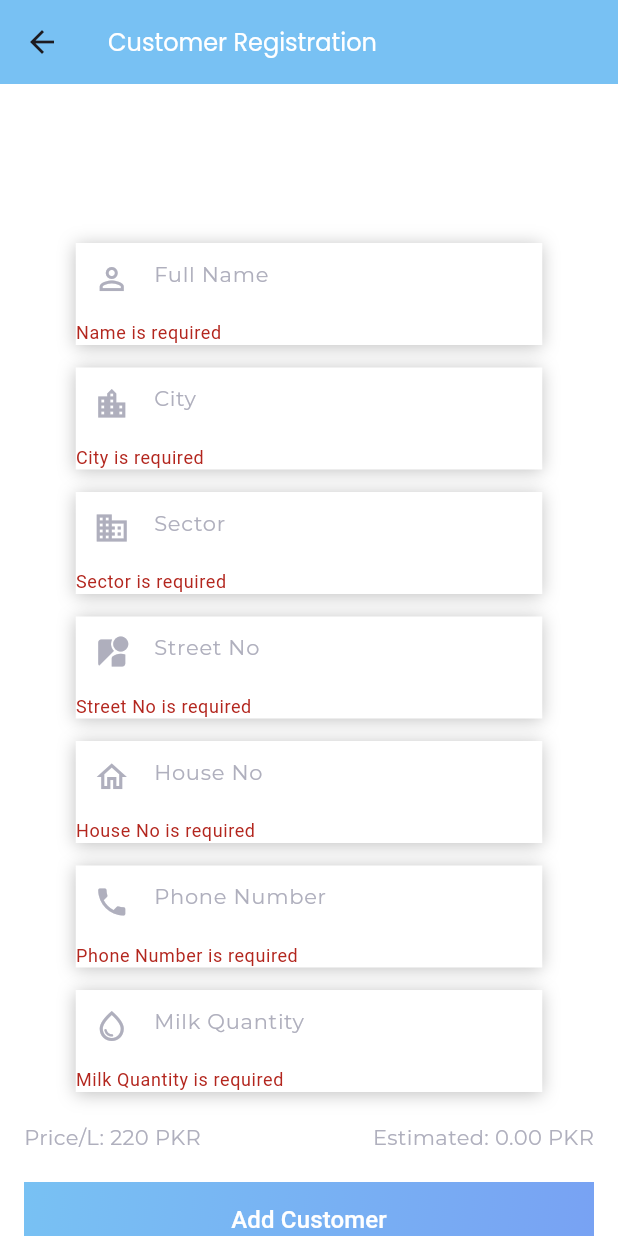
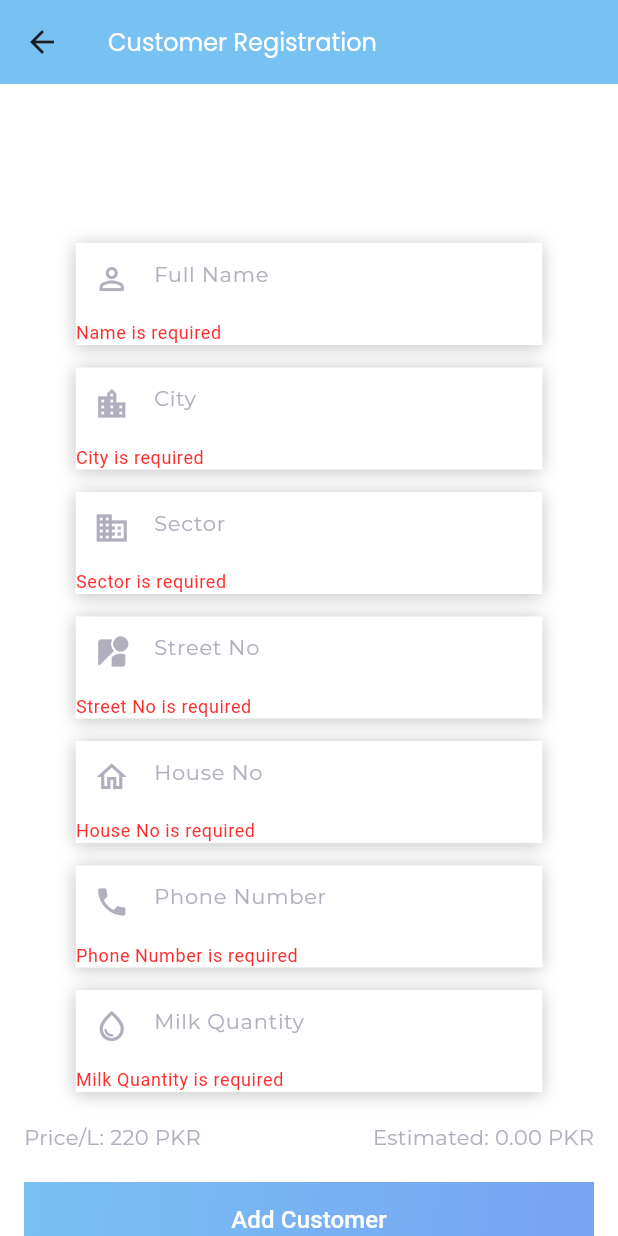
Before and after one commit to yasirzain15/kashmir_milk, a Flutter app: the CustomerRegistrationForm screen opened directly, after a tap on "Add Customer", on a phone screen of 412 x 824 dp. Run offline on Flutter 3.47's test engine with Material 3 defaults, Android fonts, the phone set to English and light mode, and no system bars; our stand-ins replace carousel_slider, cloud_firestore, connectivity_plus, csv, file_picker, firebase_auth and 5 more; accounts and stored records are empty.

Commit message:
about today

```diff
--- a/lib/Add Customers/add_customer.dart
+++ b/lib/Add Customers/add_customer.dart
@@ -505,6 +505,7 @@ class _CustomerRegistrationFormState extends State<CustomerRegistrationForm> {
         controller: controller,
         keyboardType: isNumber ? TextInputType.number : TextInputType.text,
         decoration: InputDecoration(
+          errorStyle: TextStyle(color: Color(0xffff2c2c)),
           border: InputBorder.none,
           prefixIcon: Icon(
             icon,
--- a/lib/dashboard.dart
+++ b/lib/dashboard.dart
@@ -146,6 +146,7 @@ class _DashboardScreenState extends State<DashboardScreen> {
         const SnackBar(
           content: Text("Logged out successfully!"),
           duration: Duration(seconds: 1),
+          backgroundColor: Color(0xff78c1f3),
         ),
       );
 
@@ -365,7 +366,7 @@ class _DashboardScreenState extends State<DashboardScreen> {
                             child: ListTile(
                               title: Text('Send Message to All'),
                               leading: Icon(
-                                Icons.message_sharp,
+                                Icons.message_outlined,
                                 color: Color(0xff78c1f3),
                               ),
                             ),
--- a/lib/functions.dart
+++ b/lib/functions.dart
@@ -11,6 +11,7 @@ class Funs extends ChangeNotifier {
 
   List<String> sectors = []; // List to store sector names
   List<int> sectorCounts = []; // Store the number of customers in each sector
+
   Future<void> getall() async {
     try {
       FirebaseFirestore firestore = FirebaseFirestore.instance;
--- a/lib/message_screen.dart
+++ b/lib/message_screen.dart
@@ -206,7 +206,7 @@ class _NotifyScreenState extends State<NotifyScreen> {
                   ),
                 ),
                 child: Padding(
-                  padding: const EdgeInsets.symmetric(horizontal: 13),
+                  padding: const EdgeInsets.symmetric(horizontal: 8),
                   child: Row(
                     children: [
                       Text(
```
Also changed, not shown: 4 other files.
